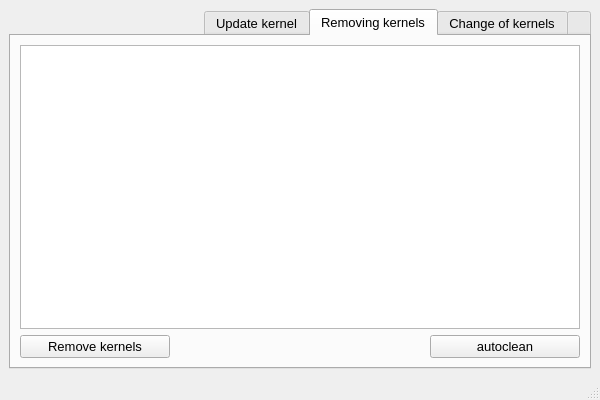
The window that ui/main_win.ui (Koi-foo/kernel-manager) describes before a commit, drawn with Qt 5.
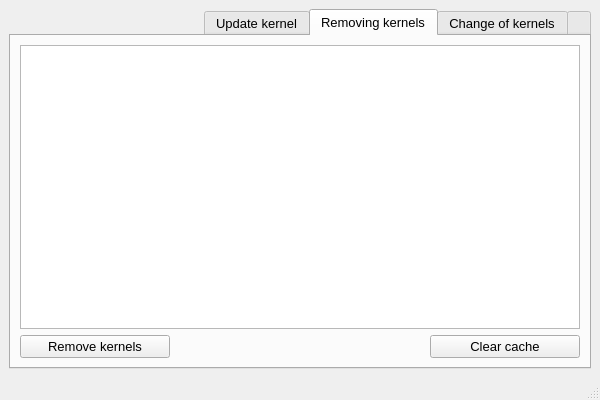
The same window after the commit. The open tabs and pages were chosen to show the change. Icons and pictures are not drawn.

Commit message: Adding newline translations

What changed in the file:
```diff
--- a/ui/main_win.ui
+++ b/ui/main_win.ui
@@ -274,7 +274,7 @@
            <string/>
           </property>
           <property name="text">
-           <string>autoclean</string>
+           <string>Clear cache</string>
           </property>
          </widget>
         </item>
```
The commit also changes 1 other file.
